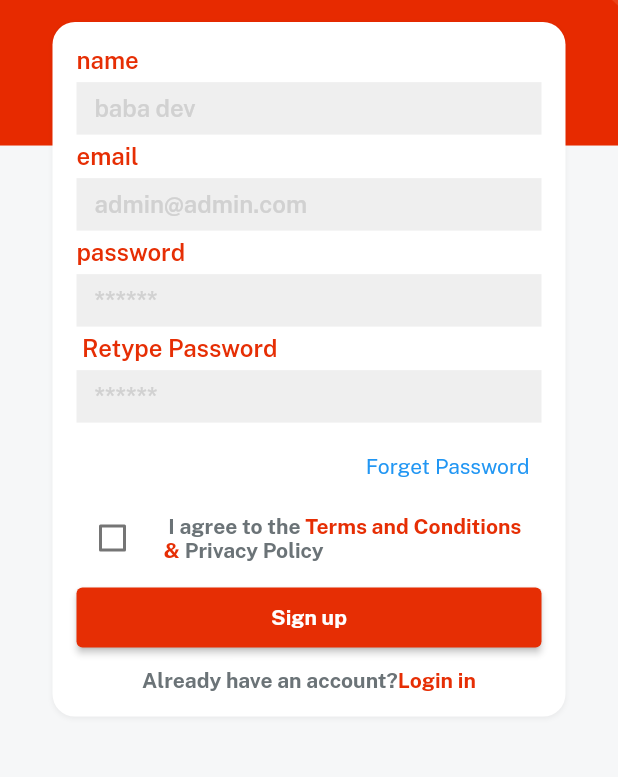
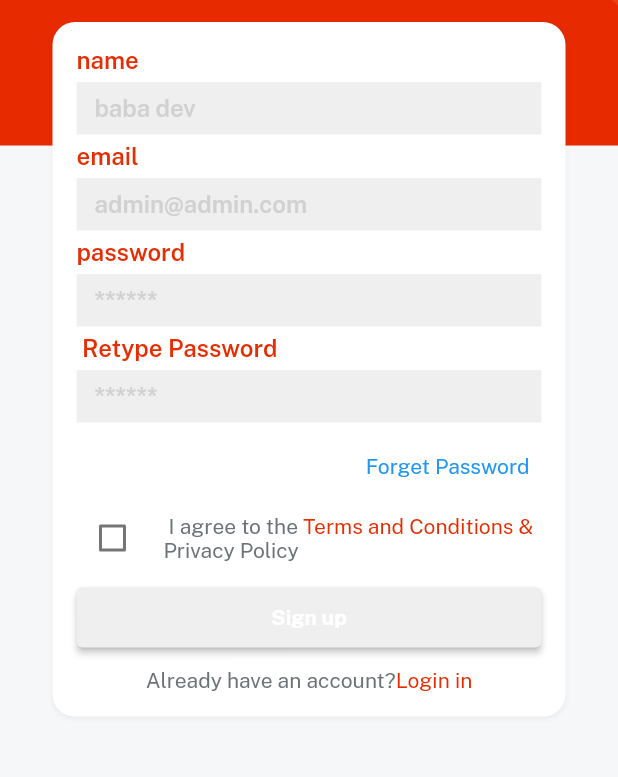
Before and after one commit to Neerajpatelcoder/e_mart, a Flutter app: the screen it shows after launch, after a tap on "Sign up", on a phone screen of 412 x 824 dp, the part 286-1063 px from its top. Run offline on Flutter 3.47's test engine with Material 2 defaults, Android fonts, the phone set to English and light mode, and no system bars; our stand-ins replace get, velocity_x.

Commit message:
homeScreen completed

```diff
--- a/e_mart/lib/consts/strings.dart
+++ b/e_mart/lib/consts/strings.dart
@@ -18,3 +18,9 @@ const loginWith = "Log in with";
 const privacyPolicy = "Privacy Policy";
 const termAndCond = "Terms and Conditions";
 const alreadyHaveAccount = "Already have an account?";
+
+//home string
+const home = "Home",
+    categories = "Categories",
+    cart = "Cart",
+    account = "Account";
--- /dev/null
+++ b/e_mart/lib/controllers/home_controller.dart
@@ -0,0 +1,6 @@
+import 'package:e_mart/consts/consts.dart';
+import 'package:get/get.dart';
+
+class HomeController extends GetxController {
+  var currentNavIndex = 0.obs;
+}
--- a/e_mart/lib/views/auth_screen/login_screen.dart
+++ b/e_mart/lib/views/auth_screen/login_screen.dart
@@ -7,6 +7,7 @@ import 'package:e_mart/widgets_common/custom_textfield.dart';
 import 'package:e_mart/widgets_common/our_button.dart';
 import 'package:get/get.dart';
 // ignore: unused_import
+import '../home_screen/home_screen.dart';
 import '../splash_screen.dart/splash_screen.dart';
 
 class LoginScreen extends StatelessWidget {
@@ -39,13 +40,12 @@ class LoginScreen extends StatelessWidget {
               // ourButton().box.width(context.screenWidth - 50).make(),
 
               ourButton(
-                      color: redColor,
-                      title: login,
-                      textColor: whiteColor,
-                      onPress: () {})
-                  .box
-                  .width(context.screenWidth - 50)
-                  .make(),
+                  color: redColor,
+                  title: login,
+                  textColor: whiteColor,
+                  onPress: () {
+                    Get.to(() => const HomeScreen());
+                  }).box.width(context.screenWidth - 50).make(),
               5.heightBox,
               createNewAccount.text.color(fontGrey).make(),
               ourButton(
--- a/e_mart/lib/views/auth_screen/signup_screen.dart
+++ b/e_mart/lib/views/auth_screen/signup_screen.dart
@@ -1,14 +1,21 @@
 import 'package:get/get.dart';
 
 import '../../consts/consts.dart';
-import '../../consts/list.dart';
+
 import '../../widgets_common/applogo_widget.dart';
 import '../../widgets_common/bg_wideget.dart';
 import '../../widgets_common/custom_textfield.dart';
 import '../../widgets_common/our_button.dart';
 
-class SignupScreen extends StatelessWidget {
+class SignupScreen extends StatefulWidget {
   const SignupScreen({super.key});
+
+  @override
+  State<SignupScreen> createState() => _SignupScreenState();
+}
+
+class _SignupScreenState extends State<SignupScreen> {
+  bool? isCheck = false;
 
   @override
   Widget build(BuildContext context) {
@@ -40,8 +47,12 @@ class SignupScreen extends StatelessWidget {
                 children: [
                   Checkbox(
                       checkColor: redColor,
-                      value: false,
-                      onChanged: (newValue) {}),
+                      value: isCheck,
+                      onChanged: (newValue) {
+                        setState(() {
+                          isCheck = newValue;
+                        });
+                      }),
                   10.widthBox,
                   Expanded(
                     child: RichText(
@@ -49,25 +60,25 @@ class SignupScreen extends StatelessWidget {
                         TextSpan(
                             text: " I agree to the ",
                             style: TextStyle(
-                              fontFamily: bold,
+                              fontFamily: regular,
                               color: fontGrey,
                             )),
                         TextSpan(
                             text: termAndCond,
                             style: TextStyle(
-                              fontFamily: bold,
+                              fontFamily: regular,
                               color: redColor,
                             )),
                         TextSpan(
                             text: " & ",
                             style: TextStyle(
-                              fontFamily: bold,
+                              fontFamily: regular,
                               color: redColor,
                             )),
                         TextSpan(
                             text: privacyPolicy,
                             style: TextStyle(
-                              fontFamily: bold,
+                              fontFamily: regular,
                               color: fontGrey,
                             ))
                       ]),
@@ -79,7 +90,7 @@ class SignupScreen extends StatelessWidget {
               // ourButton().box.width(context.screenWidth - 50).make(),
 
               ourButton(
-                      color: redColor,
+                      color: isCheck == true ? redColor : lightGrey,
                       title: signup,
                       textColor: whiteColor,
                       onPress: () {})
@@ -89,22 +100,15 @@ class SignupScreen extends StatelessWidget {
               10.heightBox,
 
               //wrapping into gesture detector of velocity X
-              RichText(
-                text: const TextSpan(
-                  children: [
-                    TextSpan(
-                      text: alreadyHaveAccount,
-                      style: TextStyle(fontFamily: bold, color: fontGrey),
-                    ),
-                    TextSpan(
-                      text: login,
-                      style: TextStyle(fontFamily: bold, color: redColor),
-                    ),
-                  ],
-                ),
-              ).onTap(() {
-                Get.back();
-              }),
+              Row(
+                mainAxisAlignment: MainAxisAlignment.center,
+                children: [
+                  alreadyHaveAccount.text.color(fontGrey).make(),
+                  login.text.color(redColor).make().onTap(() {
+                    Get.back();
+                  }),
+                ],
+              )
             ],
           )
               .box
```
Also changed, not shown: e_mart/lib/views/home_screen/home_screen.dart (added, +51 -0 lines).
